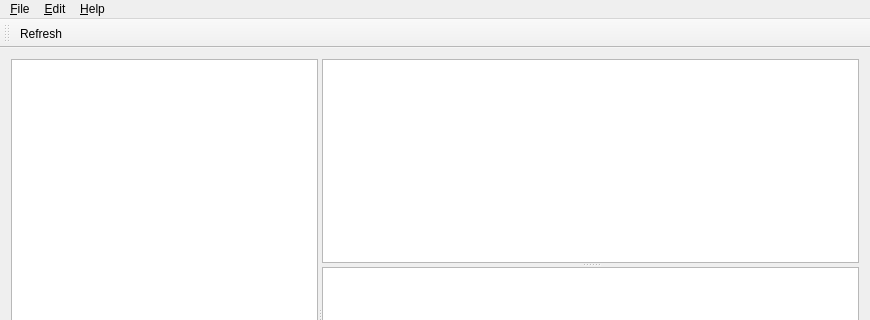
The window that src/gui/ui/fs_main_window.ui (TheDZhon/folder_stat) describes before a commit, drawn with Qt 5; both pictures show x 0 to 870 and y 0 to 320 of the 870 by 607 pixel window.
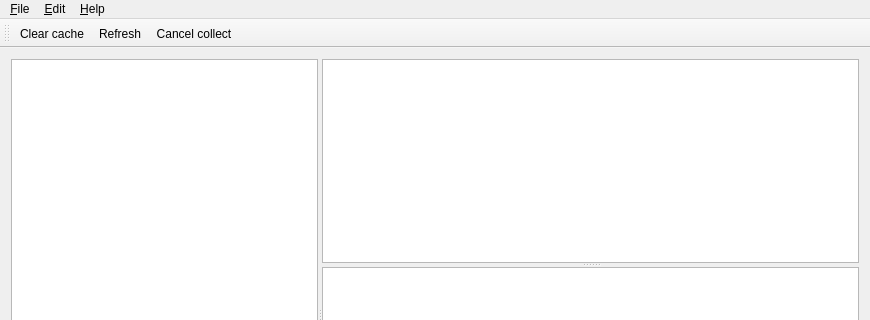
The same window after the commit. Icons and pictures are not drawn. Custom widgets are drawn as their Qt base class.

Commit message: UI improved to support basic directory listing commands.

The edit to the form file:
```diff
--- a/src/gui/ui/fs_main_window.ui
+++ b/src/gui/ui/fs_main_window.ui
@@ -105,7 +105,9 @@
    <attribute name="toolBarBreak">
     <bool>false</bool>
    </attribute>
+   <addaction name="clearCacheAction"/>
    <addaction name="refreshAction"/>
+   <addaction name="cancelCollectAction"/>
   </widget>
   <widget class="QStatusBar" name="statusBar"/>
   <action name="settingsAction">
@@ -173,6 +175,16 @@
     <string>About Qt</string>
    </property>
   </action>
+  <action name="clearCacheAction">
+   <property name="text">
+    <string>Clear cache</string>
+   </property>
+  </action>
+  <action name="cancelCollectAction">
+   <property name="text">
+    <string>Cancel collect</string>
+   </property>
+  </action>
  </widget>
  <layoutdefault spacing="6" margin="11"/>
  <customwidgets>
```
The commit also changes 6 other files.
